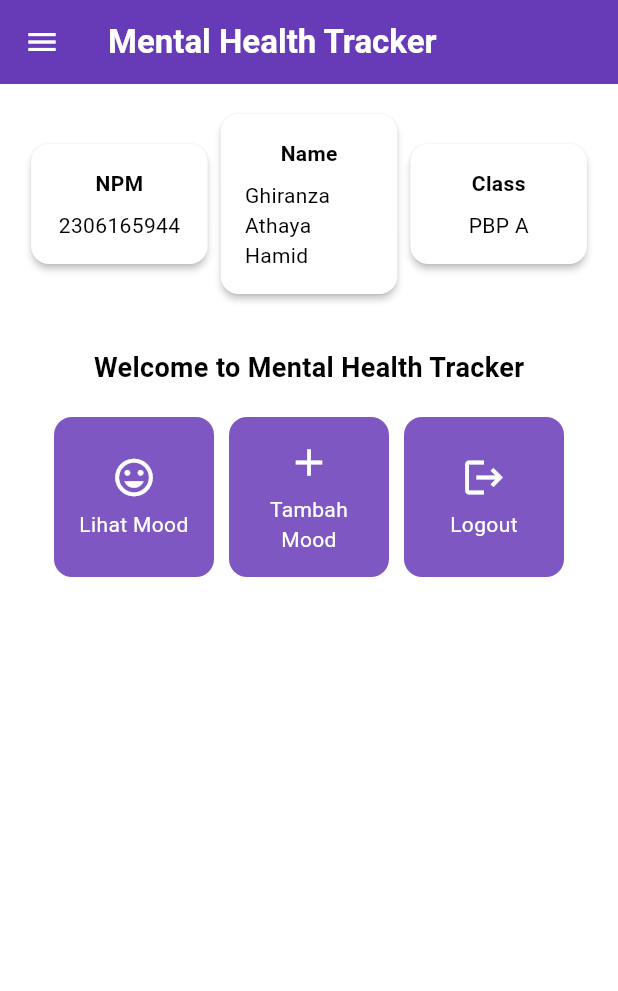
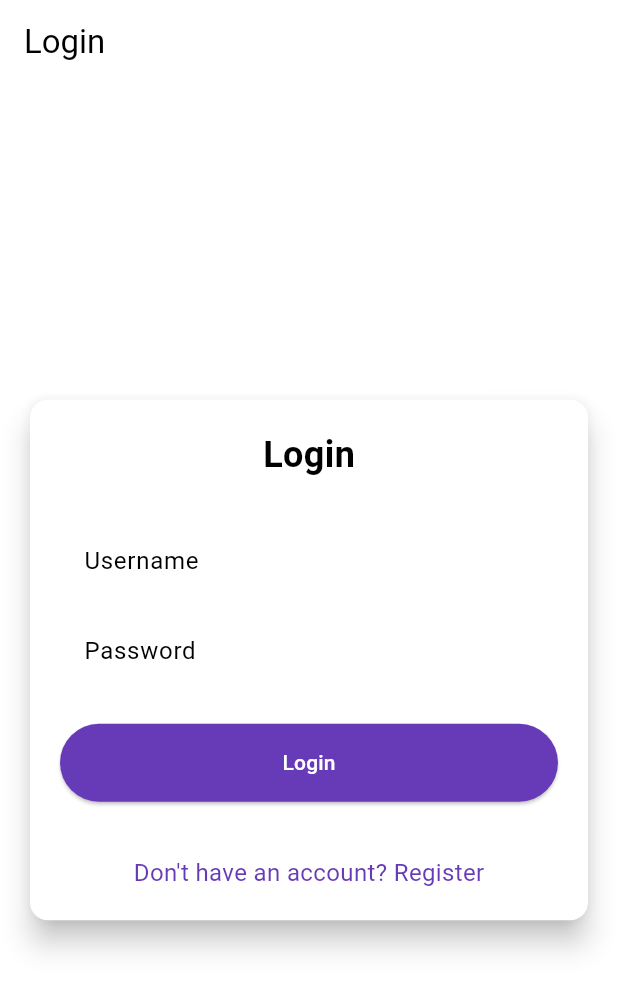
Before and after one commit to ghiranza/mental-health-tracker-mobile, a Flutter app: the screen it shows after launch, on a phone screen of 412 x 824 dp. Shown: the top 991 px of the screen. Run offline on Flutter 3.47's test engine with Material 3 defaults, Android fonts, the phone set to English and light mode, and no system bars; missing offline and left inert: pbp_django_auth.

Commit message:
tutor 8 done

```diff
--- a/lib/main.dart
+++ b/lib/main.dart
@@ -1,5 +1,8 @@
 import 'package:flutter/material.dart';
+import 'package:mental_health_tracker_mobile/screens/login.dart';
 import 'package:mental_health_tracker_mobile/screens/menu.dart';
+import 'package:pbp_django_auth/pbp_django_auth.dart';
+import 'package:provider/provider.dart';
 
 void main() {
   runApp(const MyApp());
@@ -10,15 +13,21 @@ class MyApp extends StatelessWidget {
 
   @override
   Widget build(BuildContext context) {
-    return MaterialApp(
-      title: 'Flutter Demo',
-      theme: ThemeData(
-        colorScheme: ColorScheme.fromSwatch(
-          primarySwatch: Colors.deepPurple,
-        ).copyWith(secondary: Colors.deepPurple[400]),
-        useMaterial3: true,
+    return Provider(
+      create: (_) {
+        CookieRequest request = CookieRequest();
+        return request;
+      },
+      child: MaterialApp(
+        title: 'Mental Health Tracker',
+        theme: ThemeData(
+          useMaterial3: true,
+          colorScheme: ColorScheme.fromSwatch(
+            primarySwatch: Colors.deepPurple,
+          ).copyWith(secondary: Colors.deepPurple[400]),
+        ),
+        home: const LoginPage(),
       ),
-      home: MyHomePage(),
     );
   }
 }
--- /dev/null
+++ b/lib/screens/login.dart
@@ -0,0 +1,180 @@
+import 'package:mental_health_tracker_mobile/screens/menu.dart';
+import 'package:flutter/material.dart';
+import 'package:pbp_django_auth/pbp_django_auth.dart';
+import 'package:provider/provider.dart';
+import 'package:mental_health_tracker_mobile/screens/register.dart';
+
+void main() {
+  runApp(const LoginApp());
+}
+
+class LoginApp extends StatelessWidget {
+  const LoginApp({super.key});
+
+  @override
+  Widget build(BuildContext context) {
+    return MaterialApp(
+      title: 'Login',
+      theme: ThemeData(
+        useMaterial3: true,
+        colorScheme: ColorScheme.fromSwatch(
+          primarySwatch: Colors.deepPurple,
+        ).copyWith(secondary: Colors.deepPurple[400]),
+      ),
+      home: const LoginPage(),
+    );
+  }
+}
+
+class LoginPage extends StatefulWidget {
+  const LoginPage({super.key});
+
+  @override
+  State<LoginPage> createState() => _LoginPageState();
+}
+
+class _LoginPageState extends State<LoginPage> {
+  final TextEditingController _usernameController = TextEditingController();
+  final TextEditingController _passwordController = TextEditingController();
+
+  @override
+  Widget build(BuildContext context) {
+    final request = context.watch<CookieRequest>();
+
+    return Scaffold(
+      appBar: AppBar(
+        title: const Text('Login'),
+      ),
+      body: Center(
+        child: SingleChildScrollView(
+          padding: const EdgeInsets.all(16.0),
+          child: Card(
+            elevation: 8,
+            shape: RoundedRectangleBorder(
+              borderRadius: BorderRadius.circular(12.0),
+            ),
+            child: Padding(
+              padding: const EdgeInsets.all(20.0),
+              child: Column(
+                mainAxisSize: MainAxisSize.min,
+                children: [
+                  const Text(
+                    'Login',
+                    style: TextStyle(
+                      fontSize: 24.0,
+                      fontWeight: FontWeight.bold,
+                    ),
+                  ),
+                  const SizedBox(height: 30.0),
+                  TextField(
+                    controller: _usernameController,
+                    decoration: const InputDecoration(
+                      labelText: 'Username',
+                      hintText: 'Enter your username',
+                      border: OutlineInputBorder(
+                        borderRadius: BorderRadius.all(Radius.circular(12.0)),
+                      ),
+                      contentPadding:
+                          EdgeInsets.symmetric(horizontal: 12.0, vertical: 8.0),
+                    ),
+                  ),
+                  const SizedBox(height: 12.0),
+                  TextField(
+                    controller: _passwordController,
+                    decoration: const InputDecoration(
+                      labelText: 'Password',
+                      hintText: 'Enter your password',
+                      border: OutlineInputBorder(
+                        borderRadius: BorderRadius.all(Radius.circular(12.0)),
+                      ),
+                      contentPadding:
+                          EdgeInsets.symmetric(horizontal: 12.0, vertical: 8.0),
+                    ),
+                    obscureText: true,
+                  ),
+                  const SizedBox(height: 24.0),
+                  ElevatedButton(
+                    onPressed: () async {
+                      String username = _usernameController.text;
+                      String password = _passwordController.text;
+
+                      // Cek kredensial
+                      // Untuk menyambungkan Android emulator dengan Django pada localhost,
+                      // gunakan URL http://10.0.2.2/
+                      final response = await request
+                          .login("http://localhost:8000/auth/login/", {
+                        'username': username,
+                        'password': password,
+                      });
+
+                      if (request.loggedIn) {
+                        String message = response['message'];
+                        String uname = response['username'];
+                        if (context.mounted) {
+                          Navigator.pushReplacement(
+                            context,
+                            MaterialPageRoute(
+                                builder: (context) => MyHomePage()),
+                          );
+                          ScaffoldMessenger.of(context)
+                            ..hideCurrentSnackBar()
+                            ..showSnackBar(
+                              SnackBar(
+                                  content:
+                                      Text("$message Selamat datang, $uname.")),
+                            );
+                        }
+                      } else {
+                        if (context.mounted) {
+                          showDialog(
+                            context: context,
+                            builder: (context) => AlertDialog(
+                              title: const Text('Login Gagal'),
+                              content: Text(response['message']),
+                              actions: [
+                                TextButton(
+                                  child: const Text('OK'),
+                                  onPressed: () {
+                                    Navigator.pop(context);
+                                  },
+                                ),
+                              ],
+                            ),
+                          );
+                        }
+                      }
+                    },
+                    style: ElevatedButton.styleFrom(
+                      foregroundColor: Colors.white,
+                      minimumSize: const Size(double.infinity, 50),
+                      backgroundColor: Theme.of(context).colorScheme.primary,
+                      padding: const EdgeInsets.symmetric(vertical: 16.0),
+                    ),
+                    child: const Text('Login'),
+                  ),
+                  const SizedBox(height: 36.0),
+                  GestureDetector(
+                    onTap: () {
+                      Navigator.push(
+                        context,
+                        MaterialPageRoute(
+                            builder: (context) => const RegisterPage()),
+                      );
+                    },
+                    child: Text(
+                      'Don\'t have an account? Register',
+                      style: TextStyle(
+                        color: Theme.of(context).colorScheme.primary,
+                        fontSize: 16.0,
+                      ),
+                    ),
+                  ),
+                ],
+              ),
+            ),
+          ),
+        ),
+      ),
+    );
+  }
+}
--- a/pubspec.yaml
+++ b/pubspec.yaml
@@ -35,6 +35,9 @@ dependencies:
   # The following adds the Cupertino Icons font to your application.
   # Use with the CupertinoIcons class for iOS style icons.
   cupertino_icons: ^1.0.8
+  provider: ^6.1.2
+  pbp_django_auth: ^0.4.0
+  http: ^1.2.2
 
 dev_dependencies:
   flutter_test:
```
Also changed, not shown: lib/models/mood_entry.dart (added, +65 -0 lines), lib/screens/list_moodentry.dart (added, +89 -0 lines), lib/screens/moodentry_form.dart (+43 -29 lines), lib/screens/register.dart (added, +165 -0 lines), lib/widgets/left_drawer.dart (+12 -2 lines), lib/widgets/mood_cart.dart (+38 -5 lines), pubspec.lock, 2 other files.
